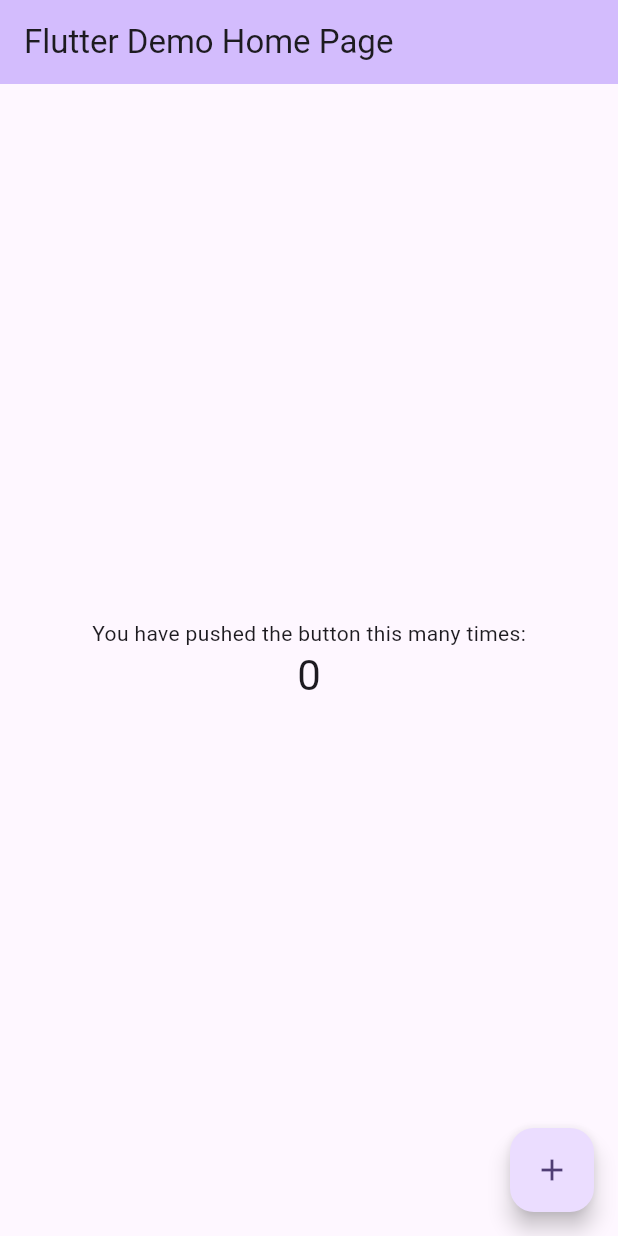
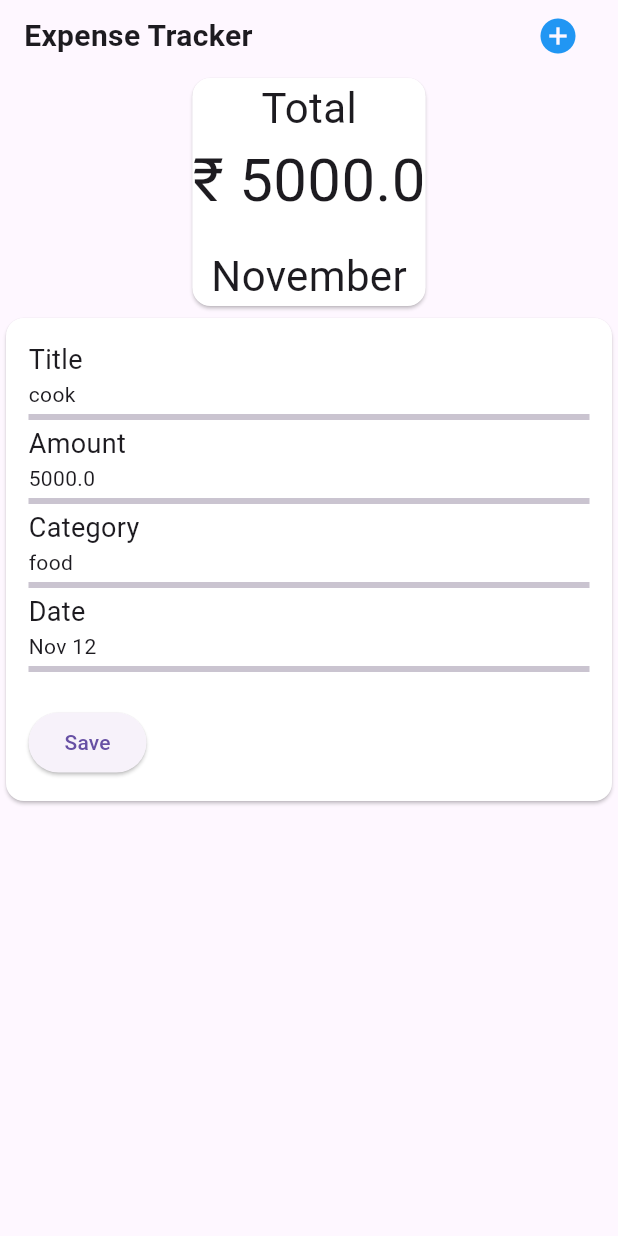
Before and after one commit to JayPinage/ExpenseTracker, a Flutter app: the screen it shows after launch, on a phone screen of 412 x 824 dp. Run offline on Flutter 3.47's test engine with Material 3 defaults, Android fonts, the phone set to English and light mode, and no system bars; our stand-ins replace flutter_riverpod, flutter_screenutil, riverpod, sqflite; accounts and stored records are empty.

Commit message:
Initial commit: added add/edit and some ui

```diff
--- a/lib/main.dart
+++ b/lib/main.dart
@@ -1,122 +1,31 @@
+import 'package:expensetracker/screens/homescreen.dart';
 import 'package:flutter/material.dart';
+import 'package:flutter_screenutil/flutter_screenutil.dart';
+import 'package:flutter_riverpod/flutter_riverpod.dart';
 
 void main() {
-  runApp(const MyApp());
+  runApp(
+    const ProviderScope(
+      child: MyApp(),
+    ),
+  );
 }
 
 class MyApp extends StatelessWidget {
   const MyApp({super.key});
 
-  // This widget is the root of your application.
   @override
   Widget build(BuildContext context) {
-    return MaterialApp(
-      title: 'Flutter Demo',
-      theme: ThemeData(
-        // This is the theme of your application.
-        //
-        // TRY THIS: Try running your application with "flutter run". You'll see
-        // the application has a purple toolbar. Then, without quitting the app,
-        // try changing the seedColor in the colorScheme below to Colors.green
-        // and then invoke "hot reload" (save your changes or press the "hot
-        // reload" button in a Flutter-supported IDE, or press "r" if you used
-        // the command line to start the app).
-        //
-        // Notice that the counter didn't reset back to zero; the application
-        // state is not lost during the reload. To reset the state, use hot
-        // restart instead.
-        //
-        // This works for code too, not just values: Most code changes can be
-        // tested with just a hot reload.
-        colorScheme: ColorScheme.fromSeed(seedColor: Colors.deepPurple),
-      ),
-      home: const MyHomePage(title: 'Flutter Demo Home Page'),
+    return ScreenUtilInit(
+      designSize: const Size(360, 690),
+      minTextAdapt: true,
+      splitScreenMode: true,
+      builder: (_, child) {
+        return MaterialApp(
+          debugShowCheckedModeBanner: false,
+          home: const Homescreen(),
+        );
+      },
     );
   }
 }
-
-class MyHomePage extends StatefulWidget {
-  const MyHomePage({super.key, required this.title});
-
-  // This widget is the home page of your application. It is stateful, meaning
-  // that it has a State object (defined below) that contains fields that affect
-  // how it looks.
-
-  // This class is the configuration for the state. It holds the values (in this
-  // case the title) provided by the parent (in this case the App widget) and
-  // used by the build method of the State. Fields in a Widget subclass are
-  // always marked "final".
-
-  final String title;
-
-  @override
-  State<MyHomePage> createState() => _MyHomePageState();
-}
-
-class _MyHomePageState extends State<MyHomePage> {
-  int _counter = 0;
-
-  void _incrementCounter() {
-    setState(() {
-      // This call to setState tells the Flutter framework that something has
-      // changed in this State, which causes it to rerun the build method below
-      // so that the display can reflect the updated values. If we changed
-      // _counter without calling setState(), then the build method would not be
-      // called again, and so nothing would appear to happen.
-      _counter++;
-    });
-  }
-
-  @override
-  Widget build(BuildContext context) {
-    // This method is rerun every time setState is called, for instance as done
-    // by the _incrementCounter method above.
-    //
-    // The Flutter framework has been optimized to make rerunning build methods
-    // fast, so that you can just rebuild anything that needs updating rather
-    // than having to individually change instances of widgets.
-    return Scaffold(
-      appBar: AppBar(
-        // TRY THIS: Try changing the color here to a specific color (to
-        // Colors.amber, perhaps?) and trigger a hot reload to see the AppBar
-        // change color while the other colors stay the same.
-        backgroundColor: Theme.of(context).colorScheme.inversePrimary,
-        // Here we take the value from the MyHomePage object that was created by
-        // the App.build method, and use it to set our appbar title.
-        title: Text(widget.title),
-      ),
-      body: Center(
-        // Center is a layout widget. It takes a single child and positions it
-        // in the middle of the parent.
-        child: Column(
-          // Column is also a layout widget. It takes a list of children and
-          // arranges them vertically. By default, it sizes itself to fit its
-          // children horizontally, and tries to be as tall as its parent.
-          //
-          // Column has various properties to control how it sizes itself and
-          // how it positions its children. Here we use mainAxisAlignment to
-          // center the children vertically; the main axis here is the vertical
-          // axis because Columns are vertical (the cross axis would be
-          // horizontal).
-          //
-          // TRY THIS: Invoke "debug painting" (choose the "Toggle Debug Paint"
-          // action in the IDE, or press "p" in the console), to see the
-          // wireframe for each widget.
-          mainAxisAlignment: MainAxisAlignment.center,
-          children: <Widget>[
-            const Text('You have pushed the button this many times:'),
-            Text(
-              '$_counter',
-              style: Theme.of(context).textTheme.headlineMedium,
-            ),
-          ],
-        ),
-      ),
-      floatingActionButton: FloatingActionButton(
-        onPressed: _incrementCounter,
-        tooltip: 'Increment',
-        child: const Icon(Icons.add),
-      ), // This trailing comma makes auto-formatting nicer for build methods.
-    );
-  }
-}
--- a/lib/model/expenseModel.dart
+++ b/lib/model/expenseModel.dart
@@ -0,0 +1,34 @@
+
+
+class ExpenseModel{
+
+  final int? id;
+  final String title;
+  final double amount;
+  final String category;
+  final DateTime date;
+
+  ExpenseModel({ this.id, required this.title, required this.amount, required this.category, required this.date});
+
+
+ Map<String,dynamic>tomap(){
+  return {
+    "id":id,
+    "title":title,
+    "amount":amount,
+    "category":category,
+    "date":date
+
+  };
+
+ }
+
+ factory ExpenseModel.fromMap(Map<String,dynamic>map){
+  return ExpenseModel
+  (title: map['title'],
+  amount: map['amount'],
+  category: map['category'],
+  date: map['date']);
+ }
+
+}
--- a/lib/provider/expenseProvider.dart
+++ b/lib/provider/expenseProvider.dart
@@ -0,0 +1,63 @@
+import 'package:expensetracker/database/expensedb.dart';
+import 'package:expensetracker/model/expenseModel.dart';
+import 'package:riverpod/legacy.dart';
+
+class Expenseprovider extends StateNotifier<List<ExpenseModel>> {
+  Expenseprovider() : super([]) {
+    loaddata();
+  }
+
+  Future<void> loaddata() async {
+    final db = await Dbhelper.instance();
+
+    final data = await db.query('expense');
+
+    state = data.map((e) => ExpenseModel.fromMap(e)).toList();
+  }
+
+  Future<void> addExpense(
+    String title,
+    double amount,
+    String category,
+    DateTime date,
+  ) async {
+    final db = await Dbhelper.instance();
+
+    await db.insert("expense", {
+      "title": title,
+      "amount": amount,
+      "category": category,
+      "date": date,
+    });
+
+    loaddata();
+  }
+
+  Future<void> deleteExpense(int id) async {
+    final db = await Dbhelper.instance();
+
+    await db.delete("expense", where: "id=?", whereArgs: [id]);
+
+    loaddata();
+  }
+
+  Future<void> updateExpense(
+    int id,
+    String title,
+    double amount,
+    String category,
+    DateTime date,
+  ) async {
+    final db = await Dbhelper.instance();
+
+    await db.update(
+      "expense",
+      {"title": title, "amount": amount, "category": category, "date": date},
+      where: "id=?",
+      whereArgs: [id],
+    );
+  }
+}
+
+
+final expenseProvider=StateNotifierProvider<Expenseprovider,List<ExpenseModel>>((ref)=>Expenseprovider());
--- a/lib/screens/homescreen.dart
+++ b/lib/screens/homescreen.dart
@@ -0,0 +1,58 @@
+import 'package:expensetracker/widgets/addTransactioncard.dart';
+import 'package:expensetracker/widgets/cardwidget.dart';
+import 'package:flutter/material.dart';
+import 'package:flutter_riverpod/flutter_riverpod.dart';
+import 'package:intl/intl.dart';
+
+class Homescreen extends ConsumerStatefulWidget {
+  const Homescreen({super.key});
+
+  @override
+  ConsumerState<Homescreen> createState() => _HomescreenState();
+}
+
+class _HomescreenState extends ConsumerState<Homescreen> {
+  @override
+  Widget build(BuildContext context) {
+    return Scaffold(
+      body: SafeArea(
+        child: Column(
+          children: [
+            Padding(
+              padding: const EdgeInsets.symmetric(horizontal: 16),
+              child: Row(
+                mainAxisAlignment: MainAxisAlignment.spaceBetween,
+                children: [
+                  Text(
+                    "Expense Tracker",
+                    style: TextStyle(fontSize: 20, fontWeight: FontWeight.w700),
+                  ),
+                  IconButton(
+                    onPressed: () {},
+                    icon: Icon(Icons.add_circle, size: 28, color: Colors.blue),
+                  ),
+                ],
+              ),
+            ),
+
+            Cardwidget(
+              amount: 5000,
+              month: DateFormat.MMMM().format(DateTime.now()).toString(),
+            ),
+
+
+            Addtransactioncard(
+              title: 'cook',
+              amount: 5000,
+              category: 'food',
+              date:  DateFormat('MMM d').format(DateTime.now()),
+              onpressedin: () {
+                print("Hello");
+               },
+              textButton: 'Save',)
+          ],
+        ),
+      ),
+    );
+  }
+}
--- /dev/null
+++ b/lib/widgets/addTransactioncard.dart
@@ -0,0 +1,62 @@
+import 'package:flutter/material.dart';
+
+class Addtransactioncard extends StatelessWidget {
+  final String title;
+  final double amount;
+  final String category;
+  final String date;
+  final VoidCallback onpressedin;
+  final String textButton;
+  const Addtransactioncard({
+    super.key,
+    required this.title,
+    required this.amount,
+    required this.category,
+    required this.date,
+    required this.onpressedin,
+    required this.textButton,
+  });
+
+  @override
+  Widget build(BuildContext context) {
+    return Card(
+      color: Colors.white,
+      child: Padding(
+        padding: const EdgeInsets.all(15),
+        child: Column(
+          mainAxisAlignment: MainAxisAlignment.start,
+          crossAxisAlignment: CrossAxisAlignment.start,
+          children: [
+            Text("Title", style: TextStyle(fontSize: 18)),
+
+            Text(title),
+
+            Divider(height: 10, thickness: 4),
+
+            Text("Amount", style: TextStyle(fontSize: 18)),
+
+            Text("$amount"),
+
+            Divider(height: 10, thickness: 4),
+
+            Text("Category", style: TextStyle(fontSize: 18)),
+
+            Text(category),
+
+            Divider(height: 10, thickness: 4),
+
+            Text("Date", style: TextStyle(fontSize: 18)),
+
+            Text("$date"),
+
+            Divider(height: 10, thickness: 4),
+
+            SizedBox(height: 20),
+
+            ElevatedButton(onPressed: onpressedin, child: Text(textButton)),
+          ],
+        ),
+      ),
+    );
+  }
+}
--- /dev/null
+++ b/lib/widgets/cardwidget.dart
@@ -0,0 +1,29 @@
+
+
+import 'package:flutter/material.dart';
+
+class Cardwidget extends StatelessWidget {
+  final double amount;
+  final String month;
+  const Cardwidget({super.key, required this.amount, required this.month});
+
+  @override
+  Widget build(BuildContext context) {
+    return Card(
+      color: Colors.white,
+
+      child: Column(
+        children: [
+        Text("Total",style: TextStyle(fontSize: 28),),
+        Text("₹ $amount",style: TextStyle(fontSize: 40,),),
+
+        SizedBox(height: 15,),
+        Text(month,style: TextStyle(fontSize: 28),)
+
+
+
+        ],
+      ),
+    );
+  }
+}
--- a/pubspec.yaml
+++ b/pubspec.yaml
@@ -34,11 +34,12 @@ dependencies:
   # The following adds the Cupertino Icons font to your application.
   # Use with the CupertinoIcons class for iOS style icons.
   cupertino_icons: ^1.0.8
-  riverpod: ^3.0.3
   sqflite: ^2.4.2
   path_provider: ^2.1.5
   path: ^1.9.1
   flutter_screenutil: ^5.9.3
+  flutter_riverpod: ^3.0.3
+  intl: ^0.19.0
 
 dev_dependencies:
   flutter_test:
```
Also changed, not shown: pubspec.lock.
